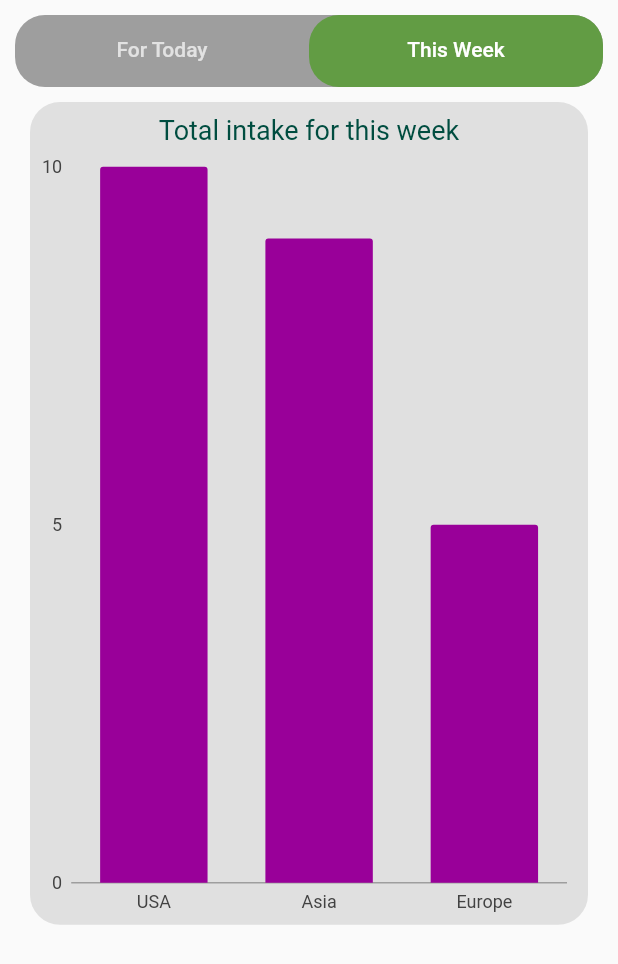
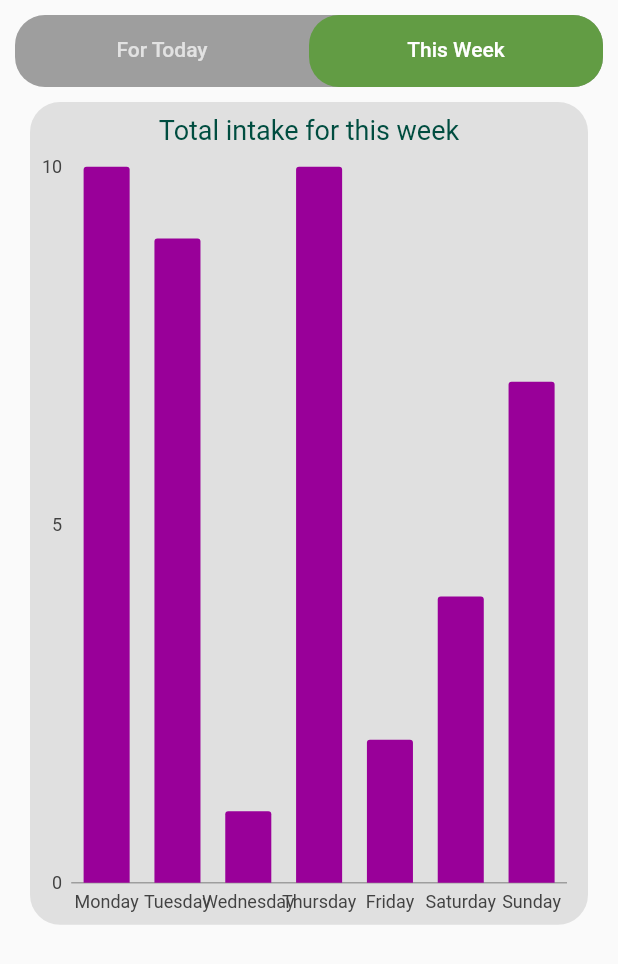
Before and after one commit to cepdnaclk/SnaT-meal-tracking-app, a Flutter app: the ChartView screen opened directly, tab 2 chosen, on a phone screen of 412 x 824 dp. Shown: the top 964 px of the screen. Run offline on Flutter 3.47's test engine with Material 2 defaults, Android fonts, the phone set to English and light mode, and no system bars; drawn by our look-alikes of screenshot; our stand-ins replace camera, charts_flutter, cloud_firestore, firebase_auth, firebase_core, firebase_storage and 11 more; missing offline and left inert: flutter_3d_choice_chip, pretty_gauge; accounts and stored records are empty.

```diff
--- a/lib/Components/Tab_Views/chart_view.dart
+++ b/lib/Components/Tab_Views/chart_view.dart
@@ -22,9 +22,13 @@ class _ChartViewState extends State<ChartView> {
 
   _generateData() {
     var data1 = [
-      new Pollution(1980, 'USA', 10),
-      new Pollution(1980, 'Asia', 9),
-      new Pollution(1980, 'Europe', 5),
+      new Pollution(1980, 'Monday', 10),
+      new Pollution(1980, 'Tuesday', 9),
+      new Pollution(1980, 'Wednesday', 1),
+      new Pollution(1980, 'Thursday', 10),
+      new Pollution(1980, 'Friday', 2),
+      new Pollution(1980, 'Saturday', 4),
+      new Pollution(1980, 'Sunday', 7),
     ];
 
     var piedata = [
--- a/lib/Theme/theme_info.dart
+++ b/lib/Theme/theme_info.dart
@@ -2,8 +2,8 @@ import 'package:flutter/material.dart';
 
 class ThemeInfo {
   //Colors
+  static Color primaryColor = const Color(0xff0f5951);
   //static Color primaryColor = const Color(0xff0f5951);
-  static Color primaryColor = const Color(0xff0f5951);
   static Color bottomTabButtonColor = const Color(0xff2ea29f);
   // Color.fromARGB(46, 162, 159, 1);
   // Fonts
```
